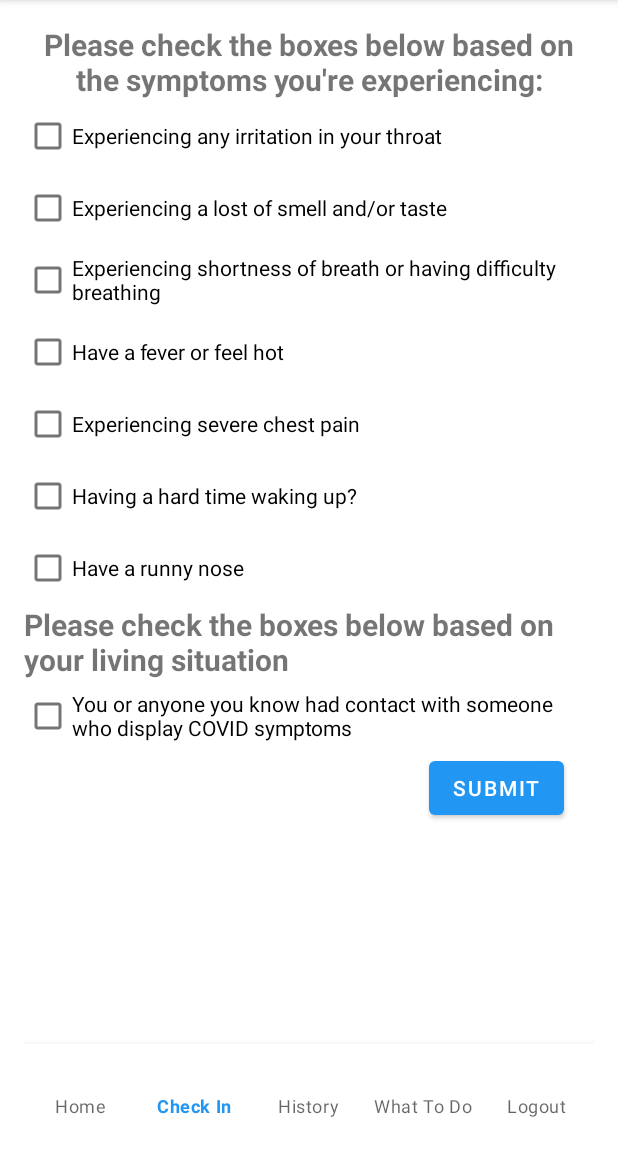
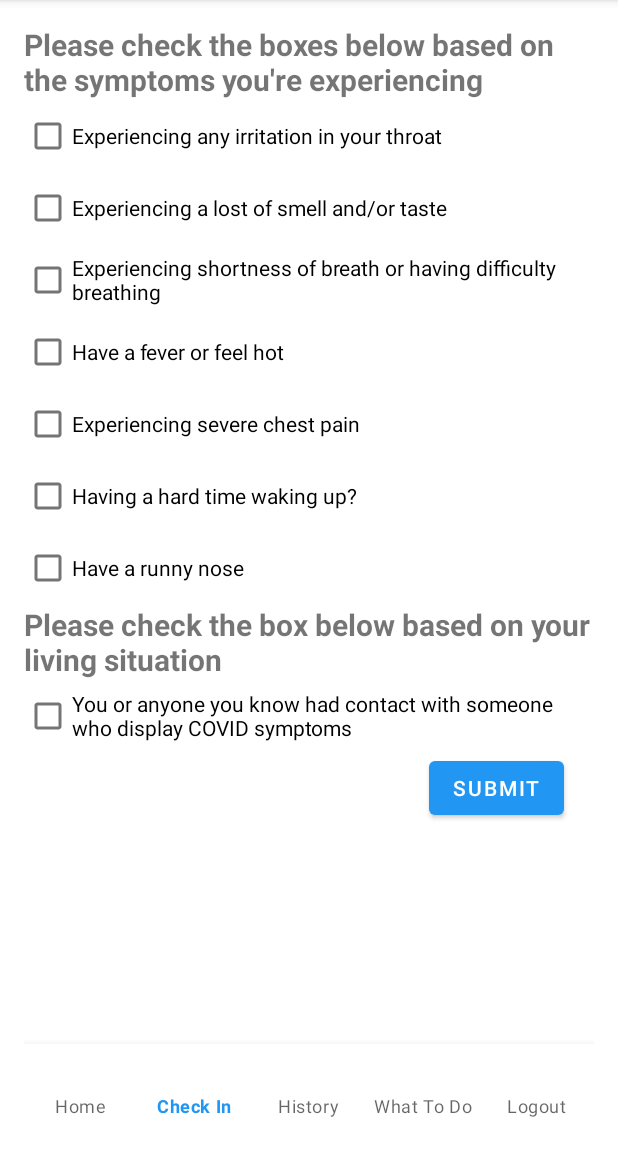
Before and after one commit to hammad-22/COVID_return_to_work, an Android app: the CheckinFragment screen opened directly, with no data from a screen before it, on a phone screen of 412 x 824 dp, the part 84-1236 px from its top. Run offline under Robolectric (Android 15) with nearby library versions, the phone set to English and light mode, and no system bars; our stand-ins replace Firebase (no records; nobody signed in at launch, a user with empty details on screens opened directly).

Commit message:
change some typo

```diff
--- a/COVIDReturnToWork/app/src/main/res/layout/fragment_checkin.xml
+++ b/COVIDReturnToWork/app/src/main/res/layout/fragment_checkin.xml
@@ -21,9 +21,8 @@
         android:layout_width="wrap_content"
         android:layout_height="wrap_content"
         android:textStyle="bold"
-        android:text="Please check the boxes below based on the symptoms you're experiencing:"
-        android:textSize="20dp"
-        android:textAlignment="center"/>
+        android:text="Please check the boxes below based on the symptoms you're experiencing"
+        android:textSize="20dp"/>
     <CheckBox
         android:id="@+id/checkBox1"
         android:layout_width="wrap_content"
@@ -81,7 +80,7 @@
         android:layout_width="wrap_content"
         android:layout_height="wrap_content"
         android:textStyle="bold"
-        android:text="Please check the boxes below based on your living situation"
+        android:text="Please check the box below based on your living situation"
         android:textSize="20dp"
         android:layout_below="@id/checkBox7"/>
 
```
